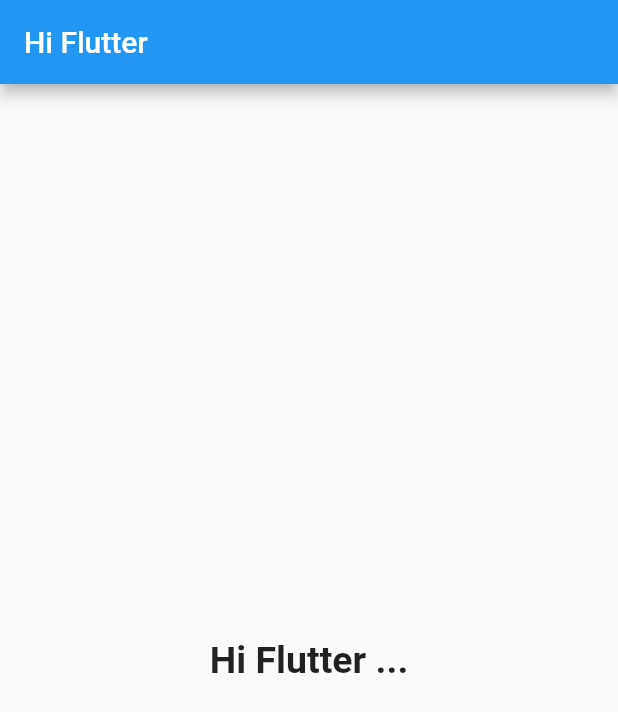
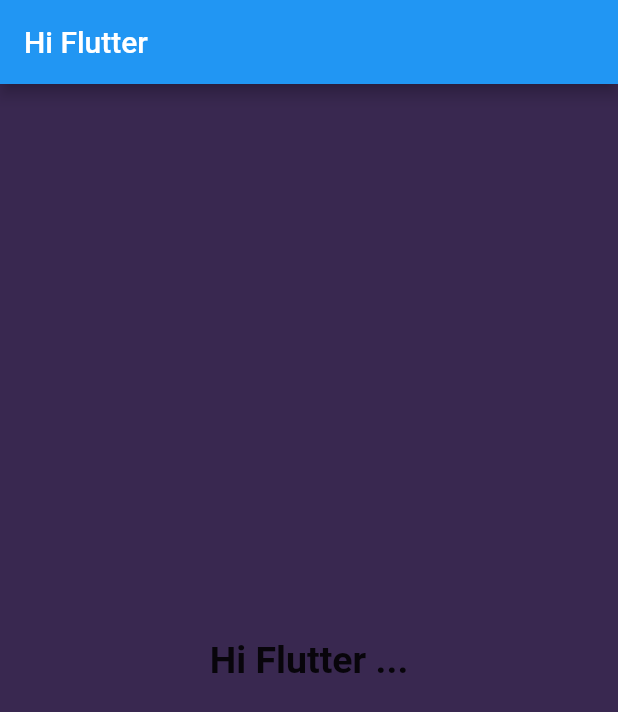
Before and after one commit to ventocilla/squard_flutter_app, a Flutter app: the screen it shows after launch, on a phone screen of 412 x 824 dp. Shown: the top 712 px of the screen. Run offline on Flutter 3.47's test engine with Material 2 defaults, Android fonts, the phone set to English and light mode, and no system bars.

Commit message:
Added BackgroundClor to Scaffold

```diff
--- a/lib/main.dart
+++ b/lib/main.dart
@@ -23,6 +23,7 @@ class HomePage extends StatelessWidget {
   @override
   Widget build(BuildContext context) {
     return Scaffold(
+      backgroundColor: Color(0xff392850),
       appBar: AppBar(title: Text('Hi Flutter'),),
       body: Padding(
         padding: const EdgeInsets.all(8.0),
```
Also changed, not shown: pubspec.lock, 2 other files.
